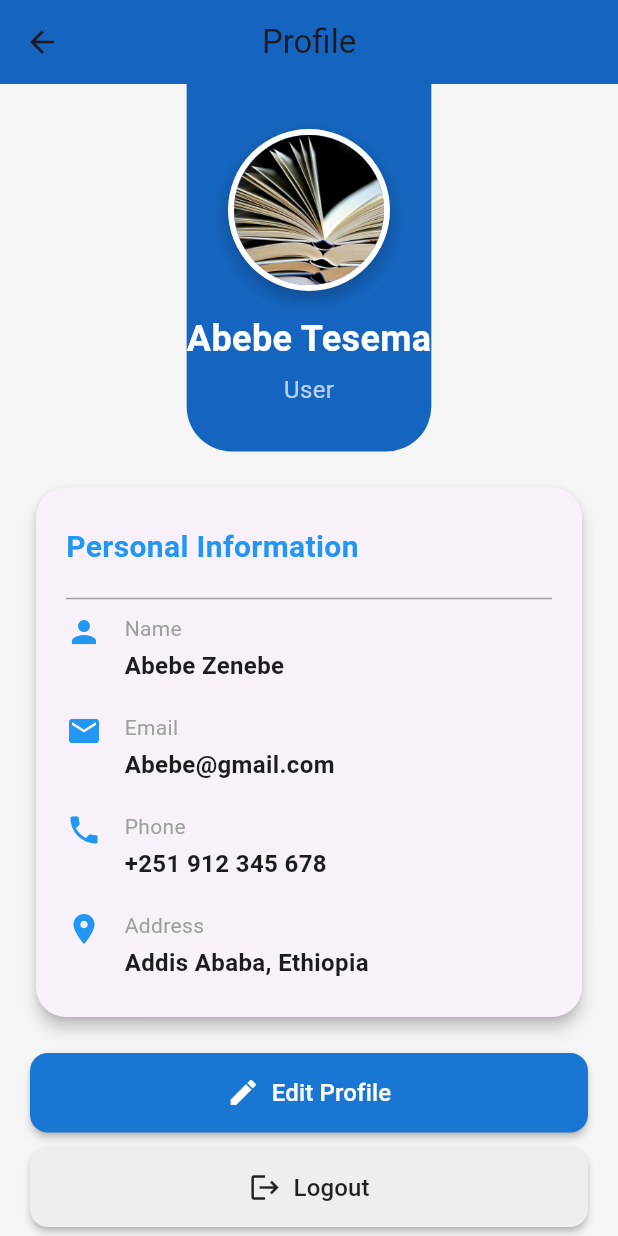
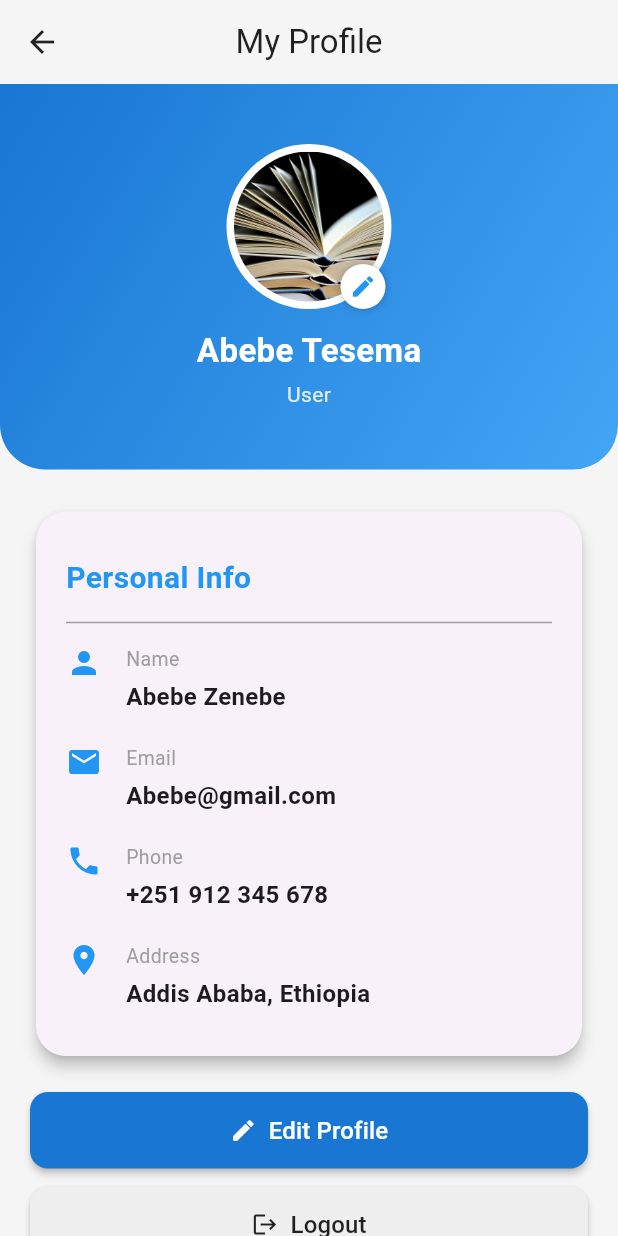
Before and after one commit to nahom-zenebe/Book-store-app, a Flutter app: the ProfilePage screen opened directly, on a phone screen of 412 x 824 dp. Run offline on Flutter 3.47's test engine with Material 3 defaults, Android fonts, the phone set to English and light mode, and no system bars; our stand-ins replace bloc, equatable, fl_chart, flutter_bloc, fluttertoast; missing offline and left inert: flutter_stripe; network calls fail.

Commit message:
improve the profile page

```diff
--- a/book_store_app/lib/pages/Profilepage.dart
+++ b/book_store_app/lib/pages/Profilepage.dart
@@ -13,91 +13,111 @@ class _ProfilePageState extends State<ProfilePage> {
     return Scaffold(
       backgroundColor: Colors.grey[100],
       appBar: AppBar(
-        title: const Text('Profile'),
+        elevation: 0,
         centerTitle: true,
-        elevation: 0,
-        backgroundColor: Colors.blue[800],
+        title: const Text('My Profile'),
+        backgroundColor: Colors.transparent,
+        foregroundColor: Colors.black87,
       ),
       body: SingleChildScrollView(
         child: Column(
           children: [
-            // Profile Header Section
-            Container(
-              padding: const EdgeInsets.symmetric(vertical: 30),
-              decoration: BoxDecoration(
-                color: Colors.blue[800],
-                borderRadius: const BorderRadius.only(
+            _buildHeader(),
+            const SizedBox(height: 24),
+            _buildInfoCard(),
+            const SizedBox(height: 20),
+            _buildActionButtons(),
+            const SizedBox(height: 30),
+          ],
+        ),
+      ),
+    );
+  }
+
+  Widget _buildHeader() {
+    return Container(
+      width: double.infinity,
+      padding: const EdgeInsets.symmetric(vertical: 40),
+      decoration: const BoxDecoration(
+        gradient: LinearGradient(
+          colors: [Color(0xFF1976D2), Color(0xFF42A5F5)],
+          begin: Alignment.topLeft,
+          end: Alignment.bottomRight,
+        ),
+        borderRadius: BorderRadius.only(
           bottomLeft: Radius.circular(30),
           bottomRight: Radius.circular(30),
         ),
       ),
       child: Column(
         children: [
-                  // Profile Picture
-                  Container(
+          Stack(
+            alignment: Alignment.bottomRight,
+            children: [
+              CircleAvatar(
+                radius: 55,
+                backgroundColor: Colors.white,
+                child: CircleAvatar(
+                  radius: 50,
+                  backgroundImage: AssetImage('assets/books.jpg'),
+                ),
+              ),
+              Positioned(
+                bottom: 0,
+                right: 4,
+                child: Container(
+                  padding: const EdgeInsets.all(6),
                   decoration: BoxDecoration(
                     shape: BoxShape.circle,
-                      border: Border.all(
                     color: Colors.white,
-                        width: 4,
+                    boxShadow: [
+                      BoxShadow(color: Colors.black26, blurRadius: 4),
+                    ],
                   ),
-                      boxShadow: [
-                        BoxShadow(
-                          color: Colors.black26,
-                          blurRadius: 10,
-                          offset: const Offset(0, 5),
+                  child: const Icon(Icons.edit, size: 18, color: Colors.blue),
+                ),
+              )
+            ],
+          ),
+          const SizedBox(height: 12),
+          const Text(
+            'Abebe Tesema',
+            style: TextStyle(
+              color: Colors.white,
+              fontSize: 22,
+              fontWeight: FontWeight.bold,
+            ),
+          ),
+          const SizedBox(height: 4),
+          Text(
+            'User',
+            style: TextStyle(color: Colors.white.withOpacity(0.85), fontSize: 14),
           ),
         ],
       ),
-                    child: CircleAvatar(
-                      radius: 50,
-                      backgroundImage: AssetImage("assets/books.jpg"),
-                    ),
-                  ),
-                  const SizedBox(height: 15),
-                  const Text(
-                    "Abebe Tesema",
-                    style: TextStyle(
-                      fontSize: 24,
-                      fontWeight: FontWeight.bold,
-                      color: Colors.white,
-                    ),
-                  ),
-                  const SizedBox(height: 5),
-                  const Text(
-                    "User",
-                    style: TextStyle(
-                      fontSize: 16,
-                      color: Colors.white70,
-                    ),
-                  ),
-                ],
-              ),
-            ),
+    );
+  }
 
-            // Personal Info Section
-            Padding(
-              padding: const EdgeInsets.all(20),
+  Widget _buildInfoCard() {
+    return Padding(
+      padding: const EdgeInsets.symmetric(horizontal: 20),
       child: Card(
         elevation: 4,
-                shape: RoundedRectangleBorder(
-                  borderRadius: BorderRadius.circular(20),
-                ),
+        shape: RoundedRectangleBorder(borderRadius: BorderRadius.circular(20)),
         child: Padding(
-                  padding: const EdgeInsets.symmetric(vertical: 25, horizontal: 20),
+          padding: const EdgeInsets.symmetric(vertical: 30, horizontal: 20),
           child: Column(
             crossAxisAlignment: CrossAxisAlignment.start,
             children: [
               const Text(
-                        "Personal Information",
+                "Personal Info",
                 style: TextStyle(
                   fontSize: 20,
                   fontWeight: FontWeight.bold,
                   color: Colors.blue,
                 ),
               ),
-                      const SizedBox(height: 10),
-                      const Divider(height: 20, color: Colors.grey),
+              const Divider(height: 30, color: Colors.grey),
               _buildInfoRow(Icons.person, "Name", "Abebe Zenebe"),
               const SizedBox(height: 20),
               _buildInfoRow(Icons.email, "Email", "Abebe@gmail.com"),
@@ -109,10 +129,11 @@ class _ProfilePageState extends State<ProfilePage> {
           ),
         ),
       ),
-            ),
+    );
+  }
 
-            // Action Buttons
-            Padding(
+  Widget _buildActionButtons() {
+    return Padding(
       padding: const EdgeInsets.symmetric(horizontal: 20),
       child: Column(
         children: [
@@ -123,7 +144,7 @@ class _ProfilePageState extends State<ProfilePage> {
             textColor: Colors.white,
             onPressed: () {},
           ),
-                  const SizedBox(height: 10),
+          const SizedBox(height: 12),
           _buildButton(
             icon: Icons.logout,
             text: "Logout",
@@ -131,21 +152,16 @@ class _ProfilePageState extends State<ProfilePage> {
             textColor: Colors.black87,
             onPressed: () {},
           ),
-                  const SizedBox(height: 10),
+          const SizedBox(height: 12),
           _buildButton(
             icon: Icons.delete,
             text: "Delete Account",
-                    backgroundColor: Colors.grey[100],
+            backgroundColor: Colors.white,
             textColor: Colors.red,
             borderColor: Colors.red,
             onPressed: () {},
           ),
         ],
-              ),
-            ),
-            const SizedBox(height: 20),
-          ],
-        ),
       ),
     );
   }
@@ -154,27 +170,23 @@ class _ProfilePageState extends State<ProfilePage> {
     return Row(
       crossAxisAlignment: CrossAxisAlignment.start,
       children: [
-        Icon(icon, size: 24, color: Colors.blue),
-        const SizedBox(width: 15),
+        Icon(icon, color: Colors.blue),
+        const SizedBox(width: 16),
         Expanded(
           child: Column(
             crossAxisAlignment: CrossAxisAlignment.start,
             children: [
-              Text(
-                title,
+              Text(title,
                   style: const TextStyle(
-                  fontSize: 14,
+                    fontSize: 13,
                     color: Colors.grey,
-                ),
-              ),
-              const SizedBox(height: 3),
-              Text(
-                value,
+                  )),
+              const SizedBox(height: 4),
+              Text(value,
                   style: const TextStyle(
                     fontSize: 16,
                     fontWeight: FontWeight.w600,
-                ),
-              ),
+                  )),
             ],
           ),
         ),
@@ -193,22 +205,25 @@ class _ProfilePageState extends State<ProfilePage> {
     return SizedBox(
       width: double.infinity,
       child: ElevatedButton.icon(
-        icon: Icon(icon, size: 22, color: textColor),
+        icon: Icon(icon, color: textColor),
         label: Text(
           text,
           style: TextStyle(
             color: textColor,
             fontSize: 16,
+            fontWeight: FontWeight.w500,
           ),
         ),
         style: ElevatedButton.styleFrom(
           backgroundColor: backgroundColor,
-          padding: const EdgeInsets.symmetric(vertical: 15),
+          padding: const EdgeInsets.symmetric(vertical: 14),
+          elevation: borderColor != null ? 0 : 2,
           shape: RoundedRectangleBorder(
             borderRadius: BorderRadius.circular(12),
-            side: borderColor != null ? BorderSide(color: borderColor) : BorderSide.none,
+            side: borderColor != null
+                ? BorderSide(color: borderColor)
+                : BorderSide.none,
           ),
-          elevation: borderColor != null ? 0 : 2,
         ),
         onPressed: onPressed,
       ),
--- a/book_store_app/lib/widgets/BottomNavBar.dart
+++ b/book_store_app/lib/widgets/BottomNavBar.dart
@@ -1,3 +1,4 @@
+import 'package:book_store_app/pages/Profilepage.dart';
 import 'package:flutter/material.dart';
 import 'package:book_store_app/Features/Category/presentation/DisplayCategorypage.dart';
 import 'package:book_store_app/pages/Cartpage.dart';
@@ -19,6 +20,7 @@ class _BottomnavbarState extends State<Bottomnavbar> {
     Displaycategorypage(),
     Cartpage(),
     Createcategorypage(),
+    ProfilePage()
   ];
 
   void _onItemTapped(int index) {
```
Lines whose indentation alone changed are shown as unchanged.
